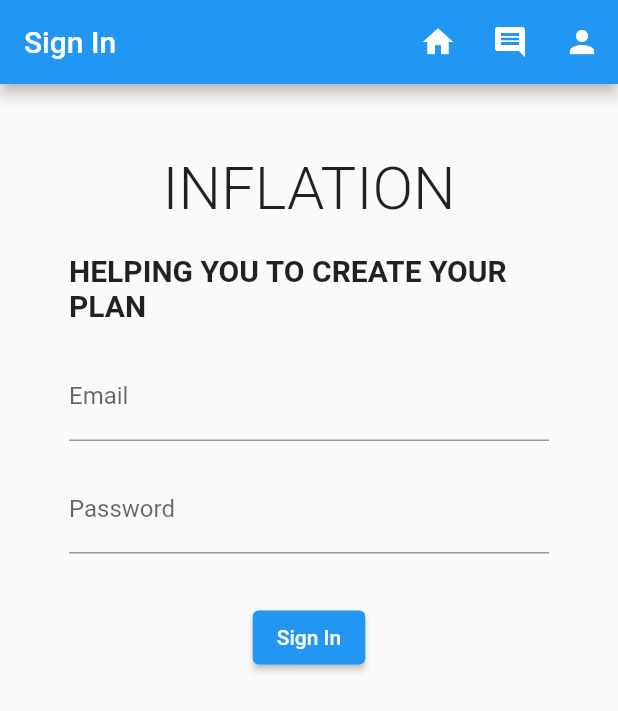
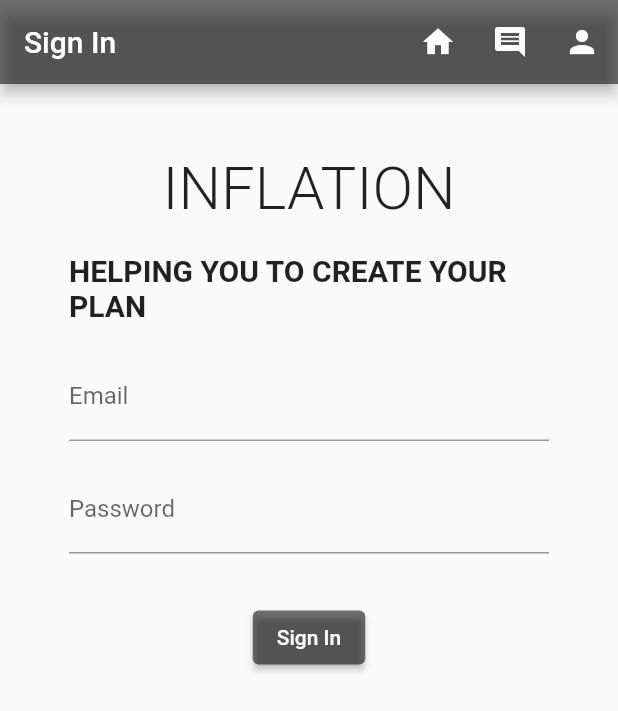
Before and after one commit to AnjanaKJ/WOW-gdsc, a Flutter app: the screen it shows after launch, on a phone screen of 412 x 824 dp. Shown: the top 711 px of the screen. Run offline on Flutter 3.47's test engine with Material 2 defaults, Android fonts, the light colour scheme and no system bars.

Commit message:
Update main.dart

```diff
--- a/wowpro/lib/main.dart
+++ b/wowpro/lib/main.dart
@@ -53,7 +53,8 @@ class _SignInPageState extends State<SignInPage> {
             Navigator.pushNamed(context, '');
           },
         ),
-      ]),
+      ],
+       backgroundColor: Colors.black54,),
       body: Padding(
         padding: const EdgeInsets.all(30.0),
         child: Container(
@@ -92,6 +93,9 @@ class _SignInPageState extends State<SignInPage> {
                     MaterialPageRoute(builder: (context) => const Home()),
                   );
                 },
+                style: ElevatedButton.styleFrom(
+                  backgroundColor: Colors.black54,
+                ),
                 child: const Text('Sign In'),
               ),
             ],
```
